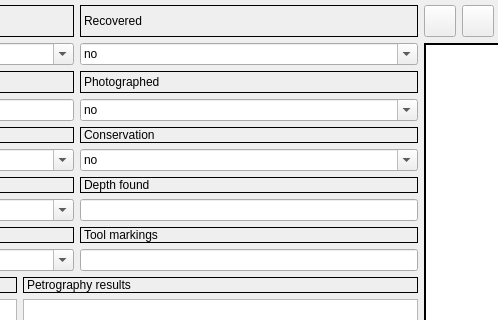
Above: gui/ui/hff_system__ANCHOR_ui.ui from enzococca/HFF before the change; both pictures show x 259 to 757 and y 247 to 567 of the 1154 by 849 pixel window. Below: the same form after it.
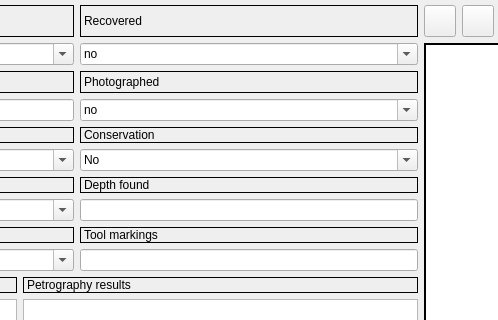
That is the form after the change. Icons and pictures are not drawn. Custom widgets are drawn as their Qt base class.

Commit message: fix(forms): stop forcing Pottery box/qty to 1, Conservation Yes/No, State of Preservation dropdown (#57)

```diff
--- a/gui/ui/hff_system__ANCHOR_ui.ui
+++ b/gui/ui/hff_system__ANCHOR_ui.ui
@@ -1388,7 +1388,7 @@
          </property>
          <item>
           <property name="text">
-           <string>no</string>
+           <string>No</string>
           </property>
          </item>
          <item>
```
Left out of the diff: 2 changed lines with no effect on the pictures. The commit also changes 6 other files.
